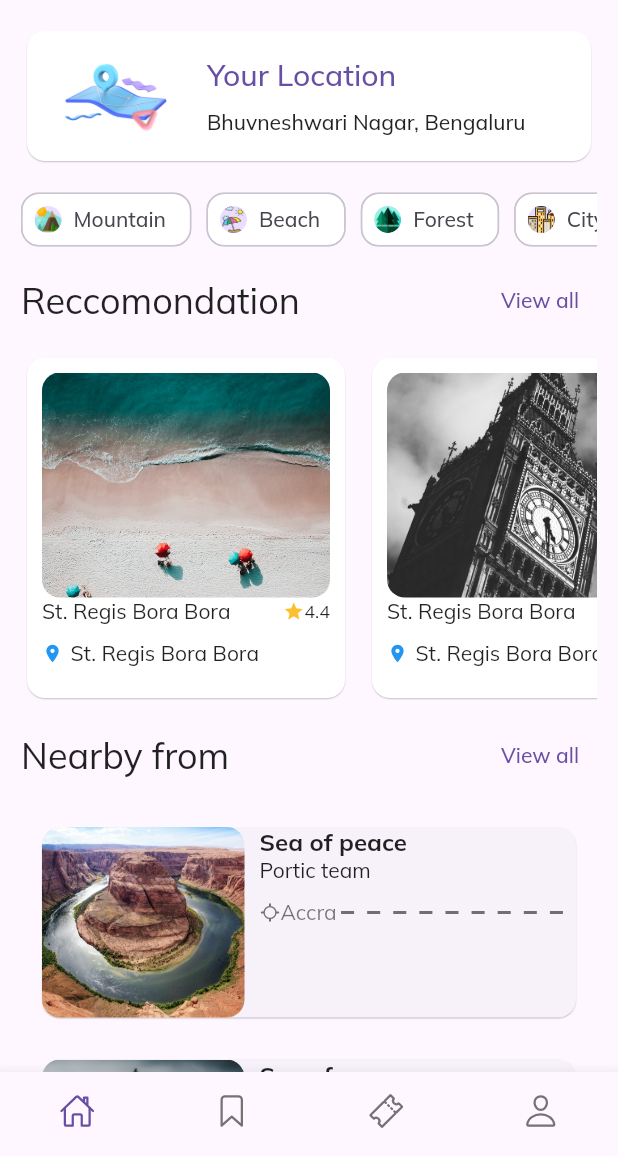
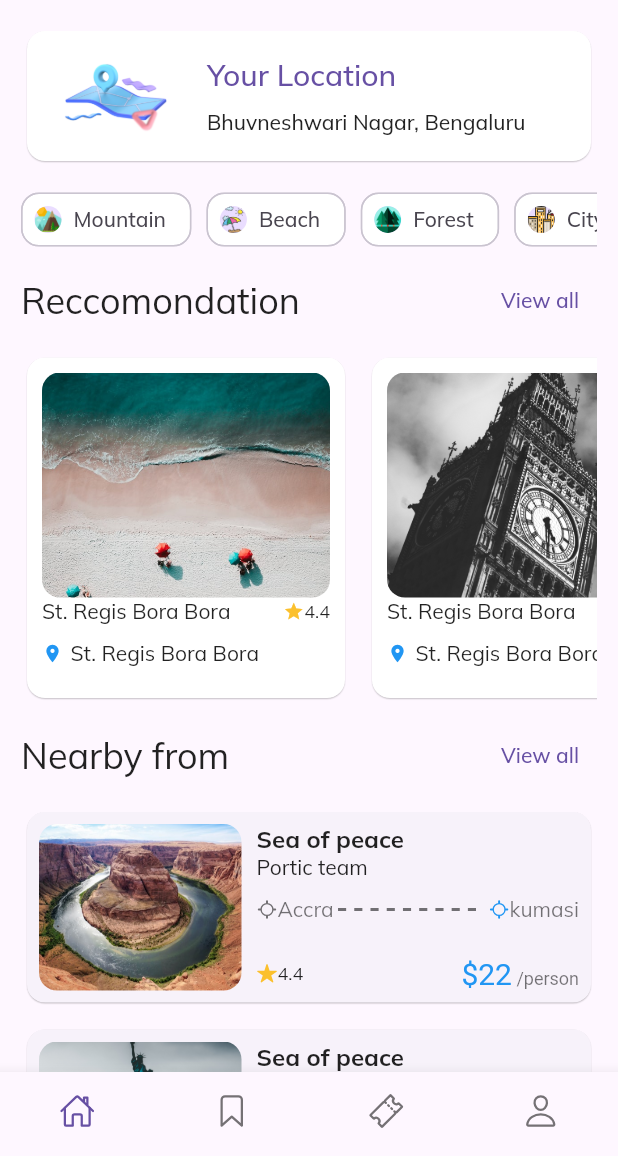
Before and after one commit to vijeth-simha/flutter_ui_playground, a Flutter app: the HomePage screen opened directly, on a phone screen of 412 x 824 dp, the part 80-1236 px from its top. Run offline on Flutter 3.47's test engine with Material 2 defaults, Android fonts, the phone set to English and light mode, and no system bars; our stand-ins replace google_fonts, ionicons.

Commit message:
design 1 completed

```diff
--- a/lib/pages/home_page.dart
+++ b/lib/pages/home_page.dart
@@ -70,7 +70,7 @@ class HomePage extends StatelessWidget {
           const SizedBox(
             height: 10,
           ),
-          const NearBuyPlaces()
+          const NearBuyPlaces(),
         ],
       ),
       bottomNavigationBar: BottomNavigationBar(
--- a/lib/widget/distance.dart
+++ b/lib/widget/distance.dart
@@ -27,7 +27,19 @@ class Distance extends StatelessWidget {
               color: index.isOdd ? Colors.transparent : Colors.black54,
             ),
           );
-        })
+        }),
+        const SizedBox(
+          width: 3,
+        ),
+        const Icon(
+          Ionicons.locate_outline,
+          size: 14,
+          color: Colors.blue,
+        ),
+        const Text(
+          "kumasi",
+          style: TextStyle(color: Colors.black54),
+        ),
       ],
     );
   }
--- a/lib/widget/near_by_places.dart
+++ b/lib/widget/near_by_places.dart
@@ -1,6 +1,7 @@
 import 'package:flutter/material.dart';
 import 'package:flutter_ui_playground/models/nearby_places_model.dart';
 import 'package:flutter_ui_playground/widget/distance.dart';
+import 'package:ionicons/ionicons.dart';
 
 class NearBuyPlaces extends StatelessWidget {
   const NearBuyPlaces({super.key});
@@ -10,7 +11,7 @@ class NearBuyPlaces extends StatelessWidget {
     return Column(
         children: List.generate(4, (index) {
       return Padding(
-          padding: const EdgeInsets.all(10),
+          padding: const EdgeInsets.only(bottom: 10),
           child: SizedBox(
             height: 135,
             width: double.maxFinite,
@@ -19,6 +20,8 @@ class NearBuyPlaces extends StatelessWidget {
               shape: RoundedRectangleBorder(
                   borderRadius: BorderRadius.circular(12.0)),
               child: InkWell(
+                child: Padding(
+                  padding: const EdgeInsets.all(8.0),
                   child: Row(
                     children: [
                       ClipRRect(
@@ -32,24 +35,52 @@ class NearBuyPlaces extends StatelessWidget {
                       const SizedBox(
                         width: 10,
                       ),
-                    const Expanded(
+                      Expanded(
                         child: Column(
                           crossAxisAlignment: CrossAxisAlignment.start,
                           children: [
-                          Text(
+                            const Text(
                               "Sea of peace",
                               style: TextStyle(
                                   fontSize: 16, fontWeight: FontWeight.bold),
                             ),
-                          Text("Portic team"),
-                          SizedBox(
+                            const Text("Portic team"),
+                            const SizedBox(
                               height: 10,
                             ),
-                          Distance()
+                            const Distance(),
+                            const Spacer(),
+                            Row(
+                              children: [
+                                Icon(
+                                  Ionicons.star,
+                                  color: Colors.yellow[700],
+                                  size: 14,
+                                ),
+                                const Text(
+                                  "4.4",
+                                  style: TextStyle(fontSize: 12),
+                                ),
+                                const Spacer(),
+                                RichText(
+                                    text: const TextSpan(
+                                        style: TextStyle(
+                                            fontSize: 20, color: Colors.blue),
+                                        text: "\$22",
+                                        children: [
+                                      TextSpan(
+                                          text: " /person",
+                                          style: TextStyle(
+                                              fontSize: 12,
+                                              color: Colors.black54))
+                                    ]))
+                              ],
+                            )
                           ],
                         ),
                       )
                     ],
+                  ),
                 ),
                 onTap: () {},
               ),
```
Lines whose indentation alone changed are shown as unchanged.
